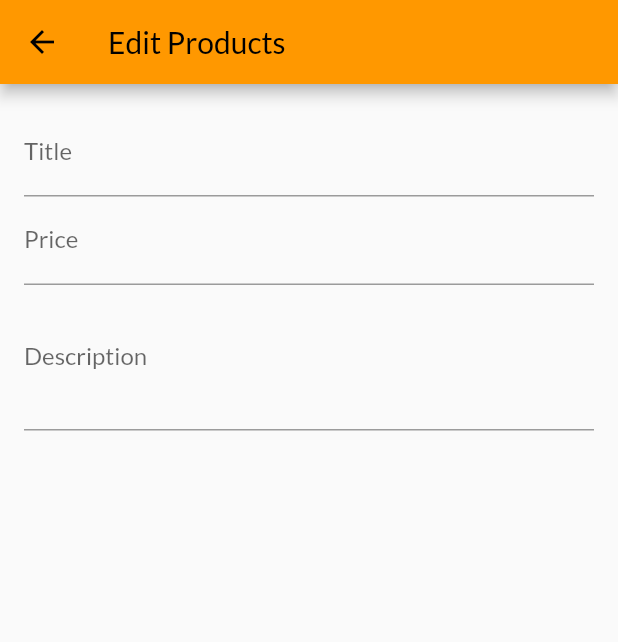
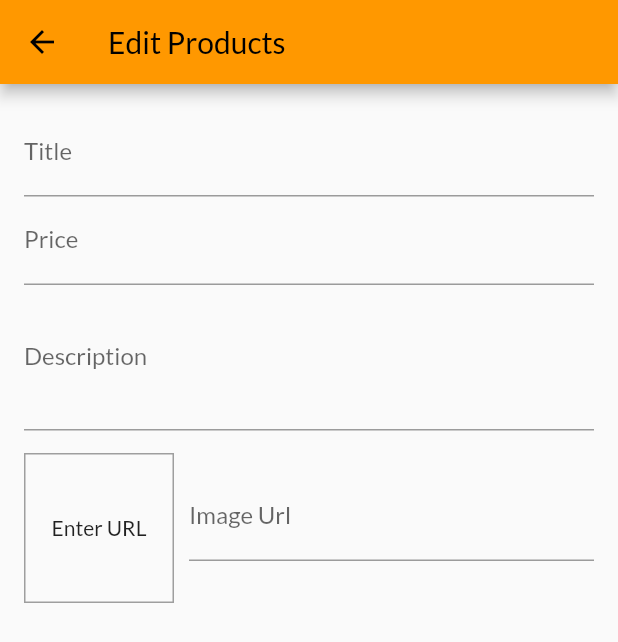
Before and after one commit to Khan-06/My_Shop, a Flutter app: the EditProductsScreen screen opened by its route, on a phone screen of 412 x 824 dp. Shown: the top 642 px of the screen. Run offline on Flutter 3.47's test engine with Material 2 defaults, Android fonts, the phone set to English and light mode, and no system bars; our stand-ins replace another_flushbar, google_fonts; network calls fail.

Commit message:
Adding imageURL and making it function!

```diff
--- a/lib/screens/edit_products_screen.dart
+++ b/lib/screens/edit_products_screen.dart
@@ -12,17 +12,36 @@ class EditProductsScreen extends StatefulWidget {
 class _EditProductsScreenState extends State<EditProductsScreen> {
   final _priceFocusNode = FocusNode();
   final _descriptionNode = FocusNode();
+  final _imageUrlFocusNode = FocusNode();
+  final _imageUrlController = TextEditingController();
+
+  @override
+  void initState() {
+_imageUrlFocusNode.addListener(_updateImageUrl);
+    super.initState();
+  }
 
   @override
   void dispose() {
+    _imageUrlFocusNode.removeListener(_updateImageUrl);
     _priceFocusNode.dispose();
     _descriptionNode.dispose();
+    _imageUrlController.dispose();
     super.dispose();
   }
+
+  void _updateImageUrl (){
+    if (!_imageUrlFocusNode.hasFocus){
+      setState(() {});
+    }
+  }
+
   @override
   Widget build(BuildContext context) {
-    return  Scaffold(
-      appBar: AppBar(title: const Text('Edit Products'),),
+    return Scaffold(
+      appBar: AppBar(
+        title: const Text('Edit Products'),
+      ),
       body: Padding(
         padding: const EdgeInsets.all(16.0),
         child: Form(
@@ -30,7 +49,7 @@ class _EditProductsScreenState extends State<EditProductsScreen> {
             children: [
               TextFormField(
                 decoration: const InputDecoration(labelText: 'Title'),
-                 textInputAction: TextInputAction.next,
+                textInputAction: TextInputAction.next,
                 onFieldSubmitted: (_) => _priceFocusNode,
               ),
               TextFormField(
@@ -46,6 +65,33 @@ class _EditProductsScreenState extends State<EditProductsScreen> {
                 focusNode: _descriptionNode,
                 keyboardType: TextInputType.multiline,
               ),
+              Row(
+                children: [
+                  Container(
+                    width: 100,
+                    height: 100,
+                    margin: const EdgeInsets.only(top: 15, right: 10),
+                    decoration: BoxDecoration(
+                      border: Border.all(width: 1, color: Colors.grey),
+                    ),
+                    child: _imageUrlController.text.isEmpty
+                        ? const Center(child: Text('Enter URL'))
+                        : FittedBox(
+                            fit: BoxFit.fill,
+                            child: Image.network(_imageUrlController.text),),
+                  ),
+                  Expanded(
+                    child: TextFormField(
+                      decoration: const InputDecoration(labelText: 'Image Url'),
+                      keyboardType: TextInputType.url,
+                      textInputAction: TextInputAction.done,
+                      controller: _imageUrlController,
+                      onEditingComplete: () => setState(() {}),
+                      focusNode: _imageUrlFocusNode,
+                    ),
+                  ),
+                ],
+              )
             ],
           ),
         ),
```
